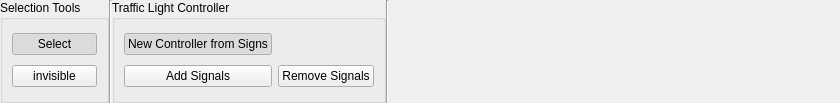
hlrs-vis/covise, file src/oddlot/src/gui/tools/SignalRibbon.ui: the form before one commit.
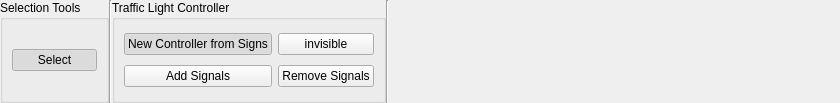
The form after the commit.

Commit message: ODDLOT: SignalEditor: place and move signals on their pole in the profilegraphview

```diff
--- a/src/oddlot/src/gui/tools/SignalRibbon.ui
+++ b/src/oddlot/src/gui/tools/SignalRibbon.ui
@@ -60,8 +60,8 @@
      <property name="title">
       <string>Selection Tools</string>
      </property>
-     <layout class="QGridLayout" name="gridLayout_7">
-      <item row="1" column="0">
+     <layout class="QGridLayout" name="gridLayout_2">
+      <item row="0" column="0">
        <widget class="QPushButton" name="select">
         <property name="text">
          <string>Select</string>
@@ -74,19 +74,6 @@
         </property>
        </widget>
       </item>
-      <item row="2" column="0">
-       <widget class="QPushButton" name="invisibleButton">
-        <property name="enabled">
-         <bool>true</bool>
-        </property>
-        <property name="text">
-         <string>invisible</string>
-        </property>
-        <property name="checkable">
-         <bool>true</bool>
-        </property>
-       </widget>
-      </item>
      </layout>
     </widget>
    </item>
@@ -129,6 +116,19 @@
         </property>
        </widget>
       </item>
+      <item row="1" column="2">
+       <widget class="QPushButton" name="invisibleButton">
+        <property name="enabled">
+         <bool>true</bool>
+        </property>
+        <property name="text">
+         <string>invisible</string>
+        </property>
+        <property name="checkable">
+         <bool>true</bool>
+        </property>
+       </widget>
+      </item>
      </layout>
     </widget>
    </item>
```
The commit also changes 28 other files.
